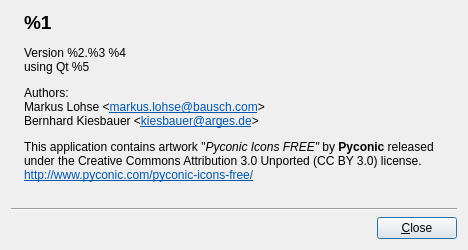
The window that misc/aboutdialog.ui (bkbme/CALLogViewer) describes before a commit, drawn with Qt 5.
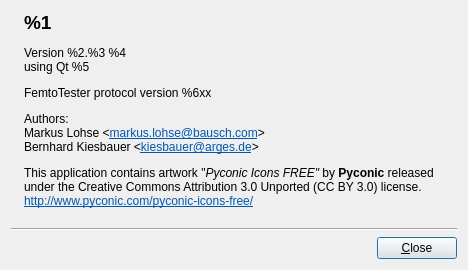
The same window after the commit. Icons and pictures are not drawn.

Commit message: add femto tester protocol version to about dialog

What changed in the file:
```diff
--- a/misc/aboutdialog.ui
+++ b/misc/aboutdialog.ui
@@ -7,7 +7,7 @@
     <x>0</x>
     <y>0</y>
     <width>468</width>
-    <height>250</height>
+    <height>270</height>
    </rect>
   </property>
   <property name="windowTitle">
@@ -38,7 +38,7 @@
         </sizepolicy>
        </property>
        <property name="text">
-        <string>&lt;html&gt;&lt;head/&gt;&lt;body&gt;&lt;p&gt;&lt;span style=&quot; font-size:14pt; font-weight:600;&quot;&gt;%1&lt;/span&gt;&lt;/p&gt;&lt;p&gt;Version %2.%3 %4&lt;br/&gt;using Qt %5&lt;/p&gt;&lt;p&gt;Authors:&lt;br/&gt;Markus Lohse &amp;lt;&lt;a href=&quot;mailto://markus.lohse@bausch.com&quot;&gt;&lt;span style=&quot; text-decoration: underline; color:#0057ae;&quot;&gt;markus.lohse@bausch.com&lt;/span&gt;&lt;/a&gt;&amp;gt;&lt;br/&gt;Bernhard Kiesbauer &amp;lt;&lt;a href=&quot;mailto://kiesbauer@arges.de&quot;&gt;&lt;span style=&quot; text-decoration: underline; color:#0057ae;&quot;&gt;kiesbauer@arges.de&lt;/span&gt;&lt;/a&gt;&amp;gt;&lt;/p&gt;&lt;p&gt;This application contains artwork &amp;quot;&lt;span style=&quot; font-style:italic;&quot;&gt;Pyconic Icons FREE&amp;quot;&lt;/span&gt; by &lt;span style=&quot; font-weight:600;&quot;&gt;Pyconic &lt;/span&gt;released under the Creative Commons Attribution 3.0 Unported (CC BY 3.0) license.&lt;br/&gt;&lt;a href=&quot;http://www.pyconic.com/pyconic-icons-free/&quot;&gt;&lt;span style=&quot; text-decoration: underline; color:#0057ae;&quot;&gt;http://www.pyconic.com/pyconic-icons-free/&lt;/span&gt;&lt;/a&gt;&lt;/p&gt;&lt;/body&gt;&lt;/html&gt;</string>
+        <string>&lt;html&gt;&lt;head/&gt;&lt;body&gt;&lt;p&gt;&lt;span style=&quot; font-size:14pt; font-weight:600;&quot;&gt;%1&lt;/span&gt;&lt;/p&gt;&lt;p&gt;Version %2.%3 %4&lt;br/&gt;using Qt %5&lt;/p&gt;&lt;p&gt;FemtoTester protocol version %6xx&lt;/p&gt;&lt;p&gt;Authors:&lt;br/&gt;Markus Lohse &amp;lt;&lt;a href=&quot;mailto://markus.lohse@bausch.com&quot;&gt;&lt;span style=&quot; text-decoration: underline; color:#0057ae;&quot;&gt;markus.lohse@bausch.com&lt;/span&gt;&lt;/a&gt;&amp;gt;&lt;br/&gt;Bernhard Kiesbauer &amp;lt;&lt;a href=&quot;mailto://kiesbauer@arges.de&quot;&gt;&lt;span style=&quot; text-decoration: underline; color:#0057ae;&quot;&gt;kiesbauer@arges.de&lt;/span&gt;&lt;/a&gt;&amp;gt;&lt;/p&gt;&lt;p&gt;This application contains artwork &amp;quot;&lt;span style=&quot; font-style:italic;&quot;&gt;Pyconic Icons FREE&amp;quot;&lt;/span&gt; by &lt;span style=&quot; font-weight:600;&quot;&gt;Pyconic &lt;/span&gt;released under the Creative Commons Attribution 3.0 Unported (CC BY 3.0) license.&lt;br/&gt;&lt;a href=&quot;http://www.pyconic.com/pyconic-icons-free/&quot;&gt;&lt;span style=&quot; text-decoration: underline; color:#0057ae;&quot;&gt;http://www.pyconic.com/pyconic-icons-free/&lt;/span&gt;&lt;/a&gt;&lt;/p&gt;&lt;/body&gt;&lt;/html&gt;</string>
        </property>
        <property name="wordWrap">
         <bool>true</bool>
```
The commit also changes 1 other file.
